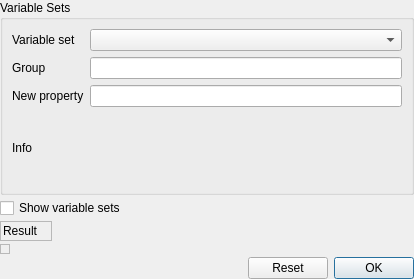
The window that src/Gui/Dialogs/DlgExpressionInput.ui (B0cho/FreeCAD) describes before a commit, drawn with Qt 5.
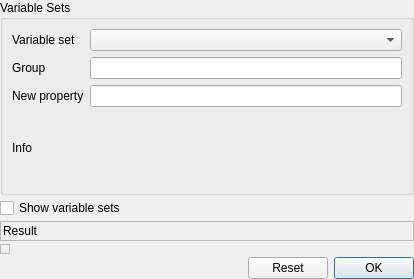
The same window after the commit. Custom widgets are drawn as their Qt base class.

Commit message: Core: Fix 'Result' message text not wrapped in Expression editor

```diff
--- a/src/Gui/Dialogs/DlgExpressionInput.ui
+++ b/src/Gui/Dialogs/DlgExpressionInput.ui
@@ -18,7 +18,7 @@
   </property>
   <property name="minimumSize">
    <size>
-    <width>300</width>
+    <width>350</width>
     <height>0</height>
    </size>
   </property>
@@ -127,6 +127,12 @@
        </property>
        <item>
         <widget class="QFrame" name="ctrlArea">
+         <property name="sizePolicy">
+          <sizepolicy hsizetype="Preferred" vsizetype="Minimum">
+           <horstretch>0</horstretch>
+           <verstretch>0</verstretch>
+          </sizepolicy>
+         </property>
          <property name="autoFillBackground">
           <bool>true</bool>
          </property>
@@ -152,6 +158,12 @@
           </item>
           <item>
            <widget class="QLabel" name="msg">
+            <property name="sizePolicy">
+             <sizepolicy hsizetype="MinimumExpanding" vsizetype="Minimum">
+              <horstretch>0</horstretch>
+              <verstretch>0</verstretch>
+             </sizepolicy>
+            </property>
             <property name="palette">
              <palette>
               <active>
@@ -204,6 +216,9 @@
        <property name="orientation">
         <enum>Qt::Horizontal</enum>
        </property>
+       <property name="sizeType">
+        <enum>QSizePolicy::Policy::Fixed</enum>
+       </property>
        <property name="sizeHint" stdset="0">
         <size>
          <width>0</width>
```
Left out of the diff: 8 changed lines with no effect on the pictures. The commit also changes 5 other files.
